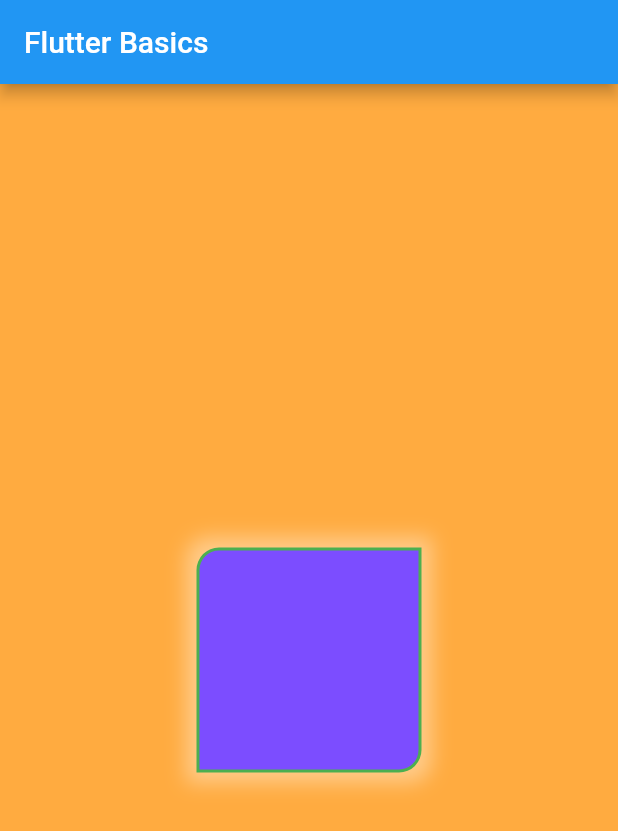
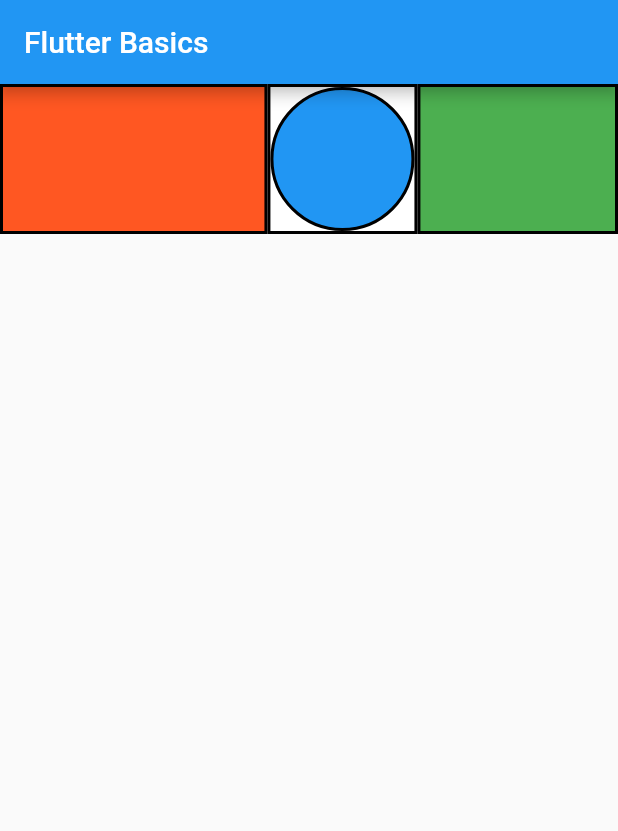
Before and after one commit to KiranKhadd29/practiceFlutter, a Flutter app: the screen it shows after launch, on a phone screen of 412 x 824 dp. Shown: the top 831 px of the screen. Run offline on Flutter 3.47's test engine with Material 2 defaults, Android fonts, the phone set to English and light mode, and no system bars.

Commit message:
Widget - Expanded

```diff
--- a/Kiran Workspace/flutter_basics/lib/main.dart
+++ b/Kiran Workspace/flutter_basics/lib/main.dart
@@ -41,8 +41,68 @@ class _MyHomePageState extends State<MyHomePage> {
           title: Text('Flutter Basics'),
         ),
         body:
+      ////////// Expanded Widget ////////////////////
+      Row(
+        mainAxisAlignment: MainAxisAlignment.center,
+        children: [
+          Expanded(
+            flex: 4,
+            child: Container(
+              height: 100,
+              width: 100,
+              decoration: BoxDecoration(
+                color: Colors.deepOrange,
+                border: Border.all(
+                    width: 2,
+                    color: Colors.black
+                ),
+              ),
+            ),
+          ),
+          Container(
+            height: 100,
+            width: 100,
+            decoration: BoxDecoration(
+            color: Colors.white,
+              border: Border.all(
+                  width: 2,
+                  color: Colors.black
+              ),
+            ),
+            child: Container(
+              height: 30,
+              width: 30,
+              decoration: BoxDecoration(
+                color: Colors.blue,
+                shape: BoxShape.circle,
+                border: Border.all(
+                    width: 2,
+                    color: Colors.black
+                ),
+              )
+
+            ),
+
+          ),
+          Expanded(
+            flex: 3,
+            child: Container(
+              height: 100,
+              width: 100,
+              decoration: BoxDecoration(
+                color: Colors.green,
+                border: Border.all(
+                    width: 2,
+                    color: Colors.black
+                ),
+              ),
+            ),
+          ),
+        ],
+      )
 
       ////////// Container Decoration ////////////////////
+        /*
       Container(
         width: double.infinity,
         height: double.infinity,
@@ -70,7 +130,7 @@ class _MyHomePageState extends State<MyHomePage> {
             ),
           ),
         ),
-      )
+      ) */
 
       ////////// Circle Avatar ////////////////////
         /*
@@ -95,8 +155,6 @@ class _MyHomePageState extends State<MyHomePage> {
             maxRadius: 30,
           ),
        ), */
-
-
 
       ////////// List Tile ////////////////////
         /*
```
